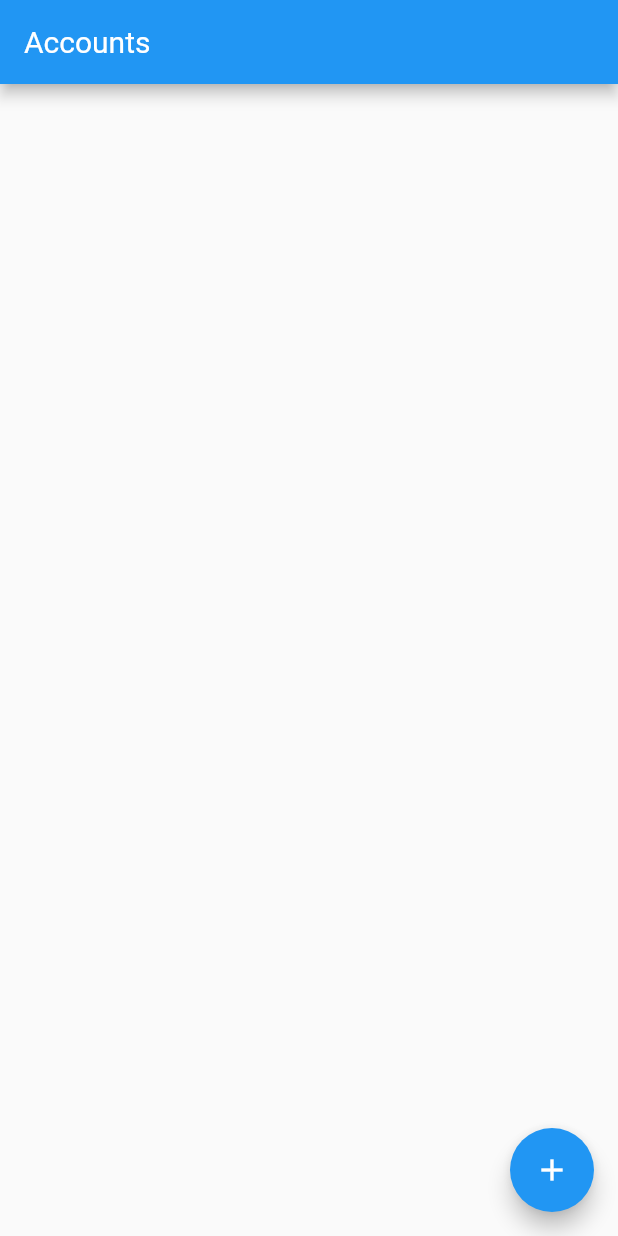
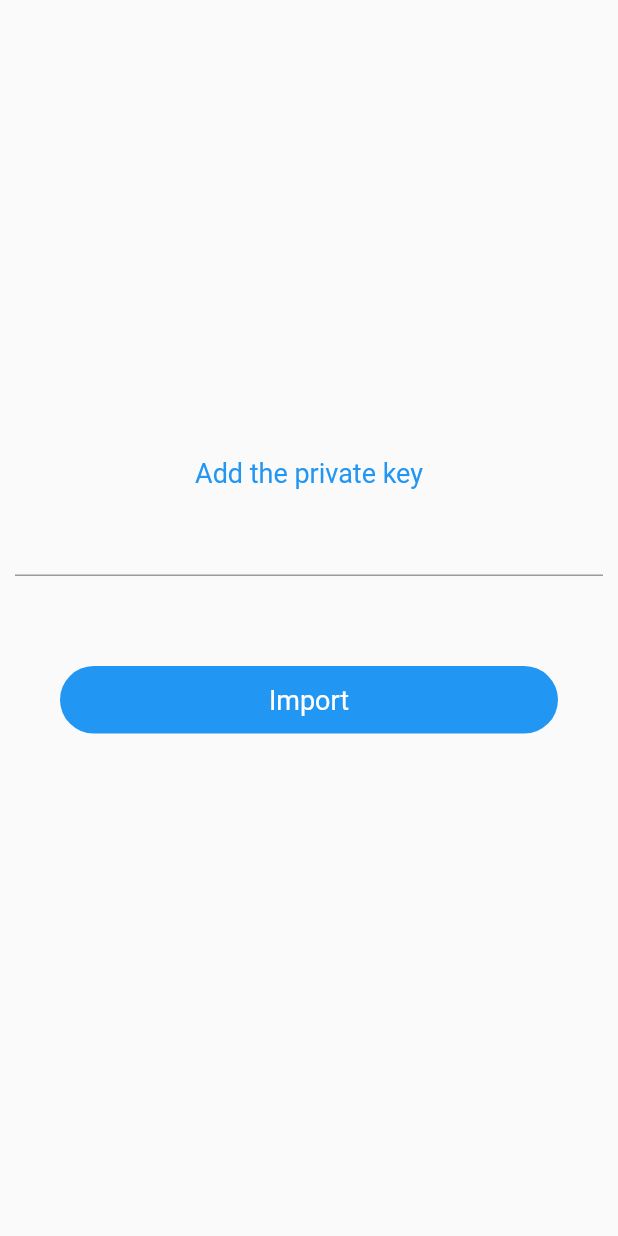
Before and after one commit to rodrigoschaefer/smart_will_client, a Flutter app: the screen it shows after launch, after a tap on the "add" icon, on a phone screen of 412 x 824 dp. Run offline on Flutter 3.47's test engine with Material 2 defaults, Android fonts, the phone set to English and light mode, and no system bars; our stand-ins replace convert, datetime_picker_formfield, flutter_secure_storage, hive_flutter; missing offline and left inert: web3dart; accounts and stored records are empty.

Commit message:
Adds account importing

```diff
--- a/lib/core/presentation/home_page.dart
+++ b/lib/core/presentation/home_page.dart
@@ -6,6 +6,7 @@ import 'package:smart_will_client/core/util/utils.dart';
 import 'package:smart_will_client/features/account/data/models/account.dart';
 import 'package:smart_will_client/features/account/data/repositories/account_repository.dart';
 import 'package:smart_will_client/features/account/presentation/account_home_page.dart';
+import 'package:smart_will_client/features/account/presentation/import_account_page.dart';
 import 'package:smart_will_client/features/will/domain/repositories/will_repository.dart';
 
 class HomePage extends StatefulWidget {
@@ -74,8 +75,11 @@ class _HomePageState extends State<HomePage> {
           )),
       floatingActionButton: FloatingActionButton(
         onPressed: () async {
-          Account acc = await _accountRepository.createRandomAccount();
-          print('Account created: ' + acc.address);
+          await Utils.navigateToPage(
+              context,
+              ImportAccountPage(
+                accountRepository: _accountRepository,
+              ));
           setState(() {
             accounts = _accountRepository.getAllAccounts();
           });
--- a/lib/core/presentation/widgets/account_item.dart
+++ b/lib/core/presentation/widgets/account_item.dart
@@ -30,7 +30,7 @@ class AccountItem extends StatelessWidget {
                 icon: Icon(
                   Icons.delete,
                   size: SizeUtils.horizontalBlockSize * 8,
-                  color: Colors.amber,
+                  color: Colors.white,
                 ),
                 onPressed: () {
                   showDialog(
--- a/lib/features/account/data/repositories/account_repository.dart
+++ b/lib/features/account/data/repositories/account_repository.dart
@@ -23,8 +23,18 @@ class AccountRepository {
     var rng = Random.secure();
     EthPrivateKey key = EthPrivateKey.createRandom(rng);
     var address = await key.extractAddress();
-    PrivateKeyDatasource.store(address.hex, hex.encode(key.privateKey));
-    Account acc = Account(address: address.hex, balanceWei: 0);
+    PrivateKeyDatasource.store(address.hexEip55, hex.encode(key.privateKey));
+    Account acc = Account(address: address.hexEip55, balanceWei: 0);
+    _accountDatasource.store(acc);
+    return acc;
+  }
+
+  Future<Account> importAccount(String pKey) async {
+    EthPrivateKey credentials = EthPrivateKey.fromHex(pKey);
+    var address = await credentials.extractAddress();
+    PrivateKeyDatasource.store(
+        address.hexEip55, hex.encode(credentials.privateKey));
+    Account acc = Account(address: address.hexEip55, balanceWei: 0);
     _accountDatasource.store(acc);
     return acc;
   }
--- /dev/null
+++ b/lib/features/account/presentation/import_account_page.dart
@@ -0,0 +1,51 @@
+import 'package:flutter/material.dart';
+import 'package:smart_will_client/core/presentation/widgets/rounded_button.dart';
+import 'package:smart_will_client/features/account/data/models/account.dart';
+import 'package:smart_will_client/features/account/data/repositories/account_repository.dart';
+
+import 'package:smart_will_client/features/will/domain/repositories/will_repository.dart';
+
+class ImportAccountPage extends StatelessWidget {
+  late AccountRepository accountRepository;
+  ImportAccountPage({Key? key, required this.accountRepository})
+      : super(key: key);
+
+  TextEditingController _pKeyController = TextEditingController();
+
+  @override
+  Widget build(BuildContext context) {
+    return Scaffold(
+      body: Container(
+        padding: const EdgeInsets.all(10),
+        child: Column(
+            mainAxisAlignment: MainAxisAlignment.center,
+            children: <Widget>[
+              const Text(
+                'Add the private key',
+                style: TextStyle(color: Colors.blue, fontSize: 18),
+              ),
+              const SizedBox(
+                height: 10,
+              ),
+              TextField(
+                controller: _pKeyController,
+                style: const TextStyle(color: Colors.blue, fontSize: 16),
+              ),
+              const SizedBox(
+                height: 30,
+              ),
+              Container(
+                  padding: const EdgeInsets.all(30),
+                  child: RoundedButton(
+                    text: 'Import',
+                    onTap: () async {
+                      Account acc = await accountRepository
+                          .importAccount(_pKeyController.text);
+                      Navigator.pop(context);
+                    },
+                  ))
+            ]),
+      ),
+    );
+  }
+}
```
Also changed, not shown: lib/features/account/presentation/account_owned_wills_page.dart (+0 -8 lines), lib/features/account/presentation/account_recipient_wills_page.dart (+5 -11 lines), lib/features/will/data/datasources/will_local_rpc_datasource.dart (+12 -21 lines), lib/features/will/data/repositories/will_repository_local_impl.dart (+7 -3 lines), lib/features/will/presentation/widgets/will_item.dart (+10 -10 lines).
